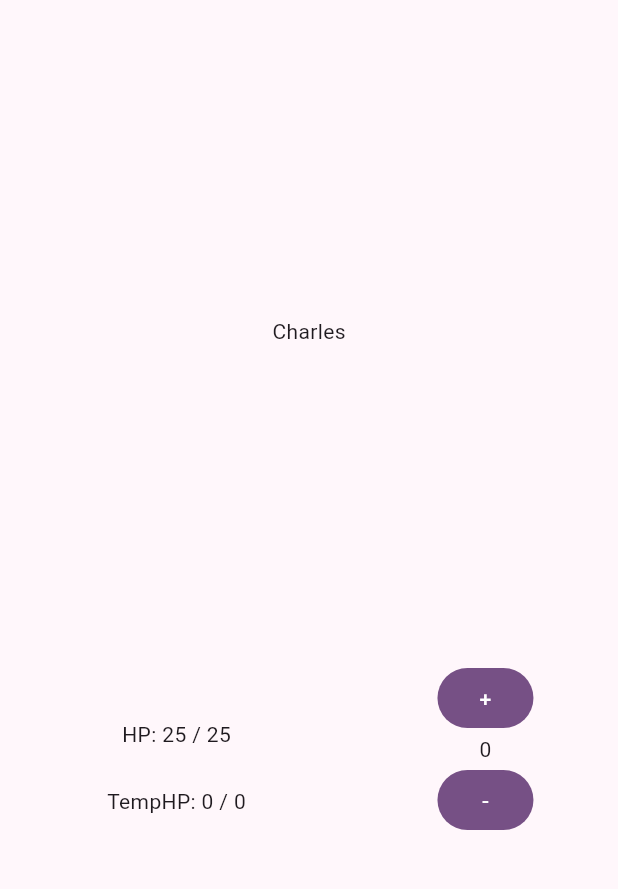
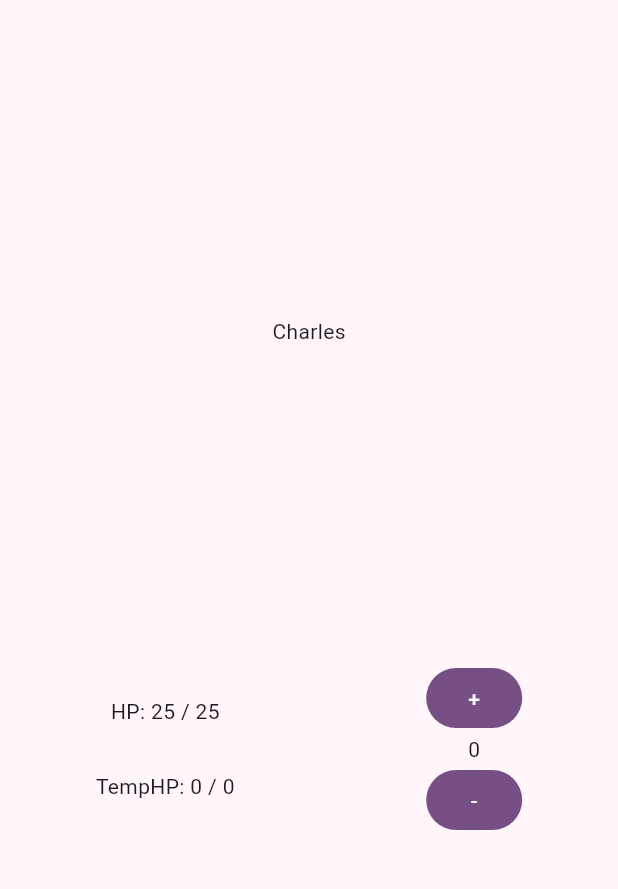
Before and after one commit to crazyapple48/hptracker_flutter, a Flutter app: the screen it shows after launch, on a phone screen of 412 x 824 dp, the part 84-973 px from its top. Run offline on Flutter 3.47's test engine with Material 3 defaults, Android fonts, the phone set to English and light mode, and no system bars.

Commit message:
fix some spacing

```diff
--- a/lib/ui/home/widgets/home_screen.dart
+++ b/lib/ui/home/widgets/home_screen.dart
@@ -49,10 +49,8 @@ class _MyHomePageState extends State<MyHomePage> {
                 Column(
                   mainAxisAlignment: MainAxisAlignment.center,
                   children: [
-                    Padding(
-                      padding: EdgeInsets.all(25.0),
-                      child: Text("HP: ${widget.currentHp} / ${widget.maxHp}"),),
-
+                    Text("HP: ${widget.currentHp} / ${widget.maxHp}"),
+                    SizedBox(height: 30),
                     Text("TempHP: ${widget.currentTempHp} / ${widget.maxTempHp}"),
                   ],
                 ),
```
